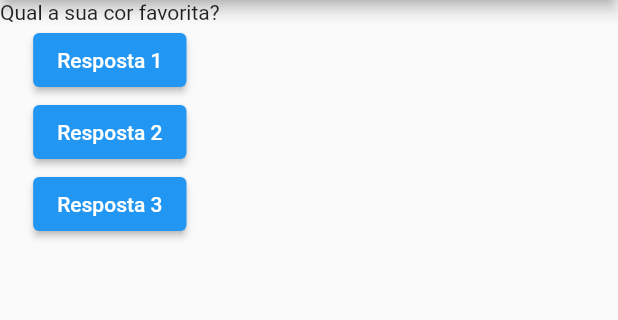
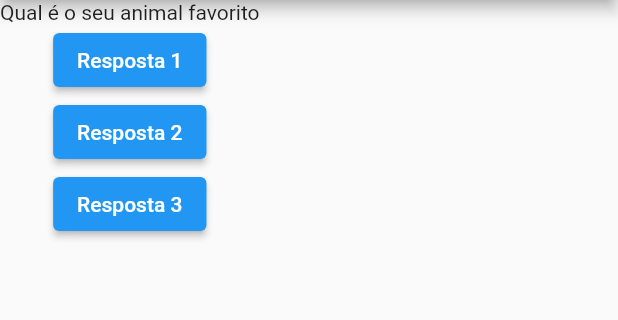
Before and after one commit to IKuuhakuI/Projeto-Perguntas, a Flutter app: the screen it shows after launch, after a tap on "Resposta 1", on a phone screen of 412 x 824 dp, the part 84-404 px from its top. Run offline on Flutter 3.47's test engine with Material 2 defaults, Android fonts, the phone set to English and light mode, and no system bars.

```diff
--- a/lib/main.dart
+++ b/lib/main.dart
@@ -1,12 +1,18 @@
 import 'package:flutter/material.dart';
 
 main() {
-  runApp(new PerguntaApp());
+  runApp(PerguntaApp());
 }
 
-class PerguntaApp extends StatelessWidget {
+class PerguntaAppState extends State<PerguntaApp> {
+  int perguntaSelecionada = 0;
+
   void responder() {
-    print('pergunta respondida');
+    setState(() {
+      perguntaSelecionada++;
+    });
+
+    print(perguntaSelecionada);
   }
 
   @override
@@ -23,13 +29,13 @@ class PerguntaApp extends StatelessWidget {
         ),
         body: Column(
           children: <Widget>[
-            Text(perguntas[0]),
+            Text(perguntas[perguntaSelecionada]),
             ElevatedButton(
               onPressed: responder,
               child: const Text('Resposta 1'),
             ),
             ElevatedButton(
-              onPressed: () => print('Resposta 2'),
+              onPressed: responder,
               child: const Text('Resposta 2'),
             ),
             ElevatedButton(
@@ -42,3 +48,10 @@ class PerguntaApp extends StatelessWidget {
     );
   }
 }
+
+class PerguntaApp extends StatefulWidget {
+  @override
+  State<PerguntaApp> createState() {
+    return PerguntaAppState();
+  }
+}
```
